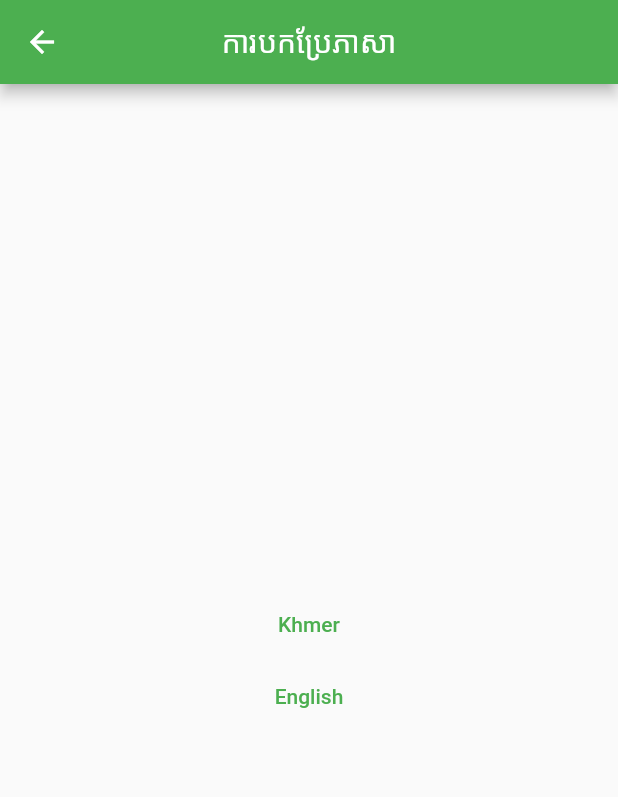
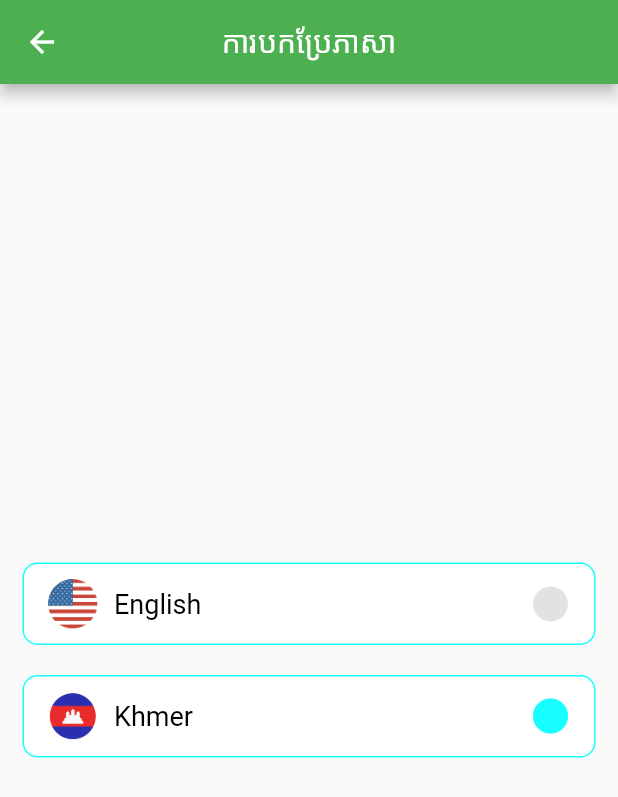
Before and after one commit to Mormputchay/CalenderApp, a Flutter app: the InternationalizationScreen screen opened directly, after a tap on "Khmer", on a phone screen of 412 x 824 dp. Shown: the top 797 px of the screen. Run offline on Flutter 3.47's test engine with Material 2 defaults, Android fonts, the light colour scheme and no system bars; our stand-ins replace flutter_native_splash, geocoding, geolocator, get, google_maps_flutter, image_picker and 5 more.

Commit message:
update InternationalizationScreen

```diff
--- a/lib/CalendarScreen.dart
+++ b/lib/CalendarScreen.dart
@@ -157,7 +157,7 @@ class _CalenderScreenState extends State<CalenderScreen> {
             Padding(
               padding: const EdgeInsets.symmetric(horizontal: 20),
               child: RounderButton(
-                  title: "Google Map",
+                  title: "google_map".tr,
                   Press: () {
                     Navigator.of(context).push(PageTransition(
                       type: PageTransitionType.rightToLeftWithFade,
--- a/lib/Internationalization_Screen.dart
+++ b/lib/Internationalization_Screen.dart
@@ -11,6 +11,17 @@ class InternationalizationScreen extends StatefulWidget {
 
 class _InternationalizationScreenState
     extends State<InternationalizationScreen> {
+  List listLanguage = [
+    {
+      "name": "English",
+      "image": "assets/icons/english.png",
+    },
+    {
+      "name": "Khmer",
+      "image": "assets/icons/khmer.png",
+    },
+  ];
+  int selectIndex = 0;
   @override
   Widget build(BuildContext context) {
     return Scaffold(
@@ -23,18 +34,76 @@ class _InternationalizationScreenState
           crossAxisAlignment: CrossAxisAlignment.center,
           mainAxisAlignment: MainAxisAlignment.center,
           children: [
-            TextButton(
-                onPressed: () {
-                  var locale = const Locale('km', 'KH');
-                  Get.updateLocale(locale);
-                },
-                child: const Text('Khmer')),
-            TextButton(
-                onPressed: () {
-                  var locale = const Locale('en', 'US');
-                  Get.updateLocale(locale);
-                },
-                child: const Text('English'))
+            ListView.builder(
+              physics: const NeverScrollableScrollPhysics(),
+              scrollDirection: Axis.vertical,
+              itemCount: listLanguage.length,
+              shrinkWrap: true,
+              itemBuilder: (BuildContext context, int index) {
+                var pObj = listLanguage[index] as Map? ?? {};
+                return Padding(
+                  padding: const EdgeInsets.symmetric(horizontal: 15),
+                  child: Container(
+                    margin: const EdgeInsets.symmetric(vertical: 10),
+                    width: double.maxFinite,
+                    height: 55,
+                    decoration: BoxDecoration(
+                        color: Colors.white,
+                        borderRadius: BorderRadius.circular(10),
+                        border: Border.all(color: Colors.cyanAccent, width: 1)),
+                    child: InkWell(
+                      onTap: () {
+                        setState(() {
+                          selectIndex = index;
+                          if (pObj["name"] == "English") {
+                            var locale = const Locale('en', 'US');
+
+                            Get.updateLocale(locale);
+                          } else {
+                            var locale = const Locale('km', 'KH');
+
+                            Get.updateLocale(locale);
+                          }
+                        });
+                      },
+                      child: Row(
+                        mainAxisAlignment: MainAxisAlignment.spaceBetween,
+                        children: [
+                          Padding(
+                            padding: const EdgeInsets.symmetric(horizontal: 15),
+                            child: Row(
+                              children: [
+                                Image.asset(
+                                  pObj["image"].toString(),
+                                  width: 35,
+                                  height: 35,
+                                ),
+                                const SizedBox(
+                                  width: 10,
+                                ),
+                                Text(
+                                  pObj["name"].toString(),
+                                  style: const TextStyle(
+                                      fontSize: 18, color: Colors.black),
+                                )
+                              ],
+                            ),
+                          ),
+                          Container(
+                            margin: const EdgeInsets.only(right: 15),
+                            child: Icon(Icons.circle,
+                                size: 28,
+                                color: selectIndex == index
+                                    ? Colors.cyanAccent
+                                    : Colors.grey.withOpacity(0.3)),
+                          ),
+                        ],
+                      ),
+                    ),
+                  ),
+                );
+              },
+            )
           ],
         ),
       ),
--- a/lib/Translations/Messages_Translations.dart
+++ b/lib/Translations/Messages_Translations.dart
@@ -8,14 +8,16 @@ class Messages extends Translations {
           'stop_video': 'Stop Video',
           'play_video': 'Play Video',
           'more': 'More',
-          'next_video': 'Next Video'
+          'next_video': 'Next Video',
+          'google_map': 'Google Map'
         },
         'km_KH': {
           'app_title': 'ការបកប្រែភាសា',
           'stop_video': 'ឈប់ វីដេអូ',
           'play_video': 'លេង វីដេអូ',
           'more': 'ត្រឡប់មកវិញ',
-          'next_video': 'វីដេអូបន្ទាប់'
+          'next_video': 'វីដេអូបន្ទាប់',
+          'google_map': 'ទីតាំង'
         },
       };
 }
--- a/pubspec.yaml
+++ b/pubspec.yaml
@@ -89,6 +89,7 @@ flutter:
     - images/
     - assets/
     - assets/icons/
+
   #   - images/a_dot_ham.jpeg
 
   # An image asset can refer to one or more resolution-specific "variants", see
```
Also changed, not shown: assets/icons/english.png (added), assets/icons/khmer.png (added).
